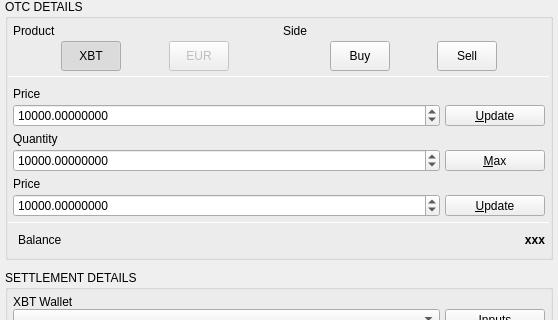
Qt form BlockSettleUILib/ChatUI/OTCShieldWidgets/OTCNegotiationCommonWidget.ui (BlockSettle/terminal) before a commit; both pictures show x 0 to 558 and y 160 to 480 of the 558 by 961 pixel window.
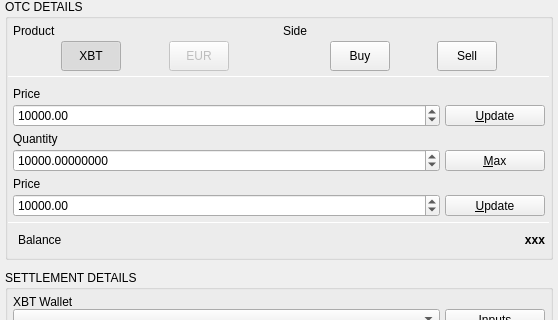
The same form after that commit.

Commit message: Move shared code for OTC widgets into shared code

```diff
--- a/BlockSettleUILib/ChatUI/OTCShieldWidgets/OTCNegotiationCommonWidget.ui
+++ b/BlockSettleUILib/ChatUI/OTCShieldWidgets/OTCNegotiationCommonWidget.ui
@@ -613,7 +613,7 @@
                  </size>
                 </property>
                 <property name="decimals">
-                 <number>8</number>
+                 <number>2</number>
                 </property>
                 <property name="minimum">
                  <double>1.000000000000000</double>
@@ -793,7 +793,7 @@
                  </size>
                 </property>
                 <property name="decimals">
-                 <number>8</number>
+                 <number>2</number>
                 </property>
                 <property name="minimum">
                  <double>1.000000000000000</double>
```
The commit also changes 6 other files.
